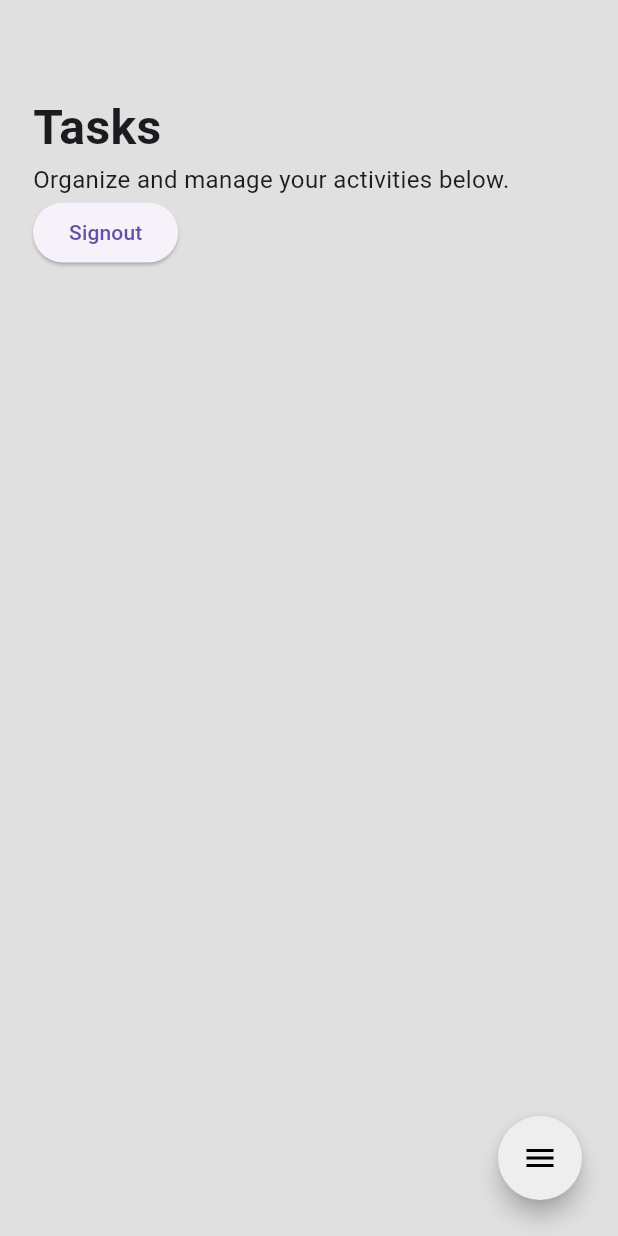
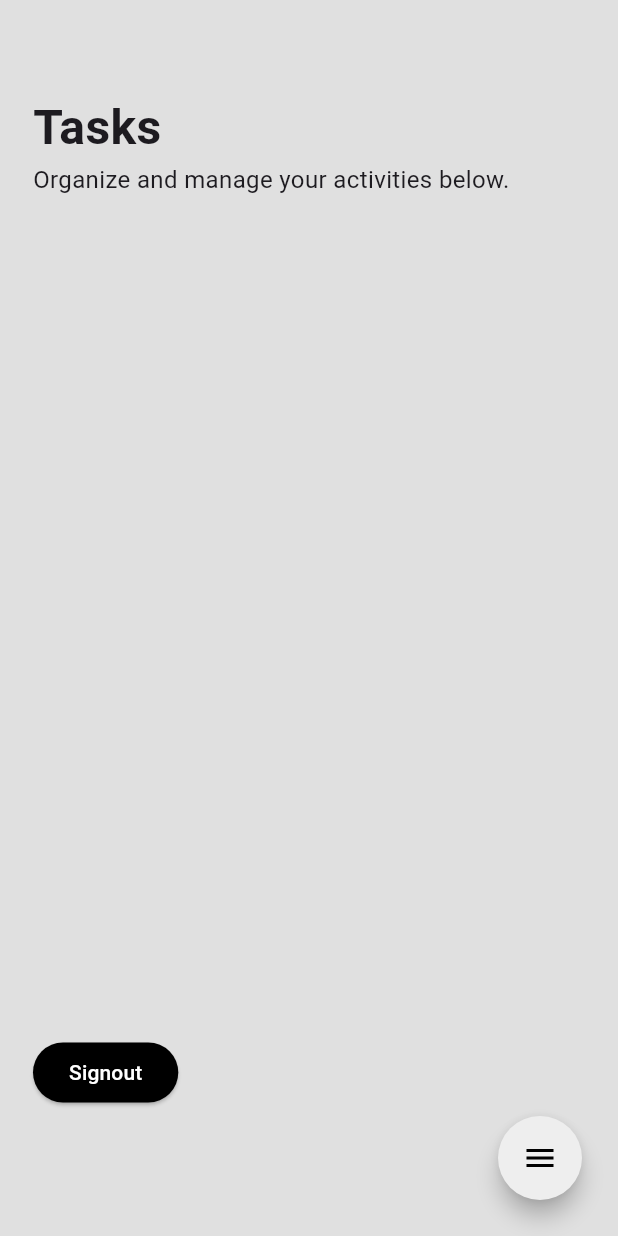
Before and after one commit to iwnlace/platform_todolist, a Flutter app: the screen it shows after launch, on a phone screen of 412 x 824 dp. Run offline on Flutter 3.47's test engine with Material 3 defaults, Android fonts, the phone set to English and light mode, and no system bars; drawn by our look-alikes of flutter_speed_dial; our stand-ins replace firebase_auth, firebase_core, fluttertoast; missing offline and left inert: firebase_app_check; accounts and stored records are empty.

```diff
--- a/todo/lib/components/my.button.dart
+++ b/todo/lib/components/my.button.dart
@@ -19,7 +19,7 @@ class MyButton extends StatelessWidget {
           onTap: () {
             Navigator.push(
               context,
-              MaterialPageRoute(builder: (context) => HomePage()),
+              MaterialPageRoute(builder: (context) => const HomePage()),
             );
           },
           child: const Center(
--- a/todo/lib/main.dart
+++ b/todo/lib/main.dart
@@ -21,6 +21,7 @@ class MyApp extends StatelessWidget {
 
   @override
   Widget build(BuildContext context) {
-    return MaterialApp(debugShowCheckedModeBanner: false, home: HomePage());
+    return const MaterialApp(
+        debugShowCheckedModeBanner: false, home: HomePage());
   }
 }
--- a/todo/lib/pages/home_page.dart
+++ b/todo/lib/pages/home_page.dart
@@ -43,7 +43,12 @@ class _HomePageState extends State<HomePage> {
                     "Organize and manage your activities below.",
                     style: TextStyle(fontSize: 16),
                   ),
+                  const SizedBox(
+                    height: 560.0, // height you want
+                  ),
                   ElevatedButton(
+                    style:
+                        ElevatedButton.styleFrom(backgroundColor: Colors.black),
                     onPressed: () {
                       _auth.signOut();
                       Navigator.push(
@@ -51,7 +56,10 @@ class _HomePageState extends State<HomePage> {
                           MaterialPageRoute(
                               builder: (context) => const LoginScreen()));
                     },
-                    child: const Text("Signout"),
+                    child: const Text(
+                      "Signout",
+                      style: TextStyle(color: Colors.white),
+                    ),
                   )
                 ],
               ),
--- a/todo/lib/pages/my.login.dart
+++ b/todo/lib/pages/my.login.dart
@@ -1,4 +1,5 @@
 import 'package:flutter/material.dart';
+import 'package:todo/components/my.register.dart';
 import 'package:todo/pages/home_page.dart';
 import 'package:todo/services/auth.dart';
 import 'package:firebase_auth/firebase_auth.dart';
@@ -121,7 +122,10 @@ class _LoginScreenState extends State<LoginScreen> {
                               backgroundColor: Colors.black),
                           onPressed: () {
                             Navigator.push(
-                                context, const HomePage() as Route<Object?>);
+                                context,
+                                MaterialPageRoute(
+                                    builder: (context) =>
+                                        const RegisterScreen()));
                           },
                           child: const Padding(
                             padding: EdgeInsets.all(8.0),
```
Also changed, not shown: todo/lib/components/my.register.dart (+6 -1 lines).
